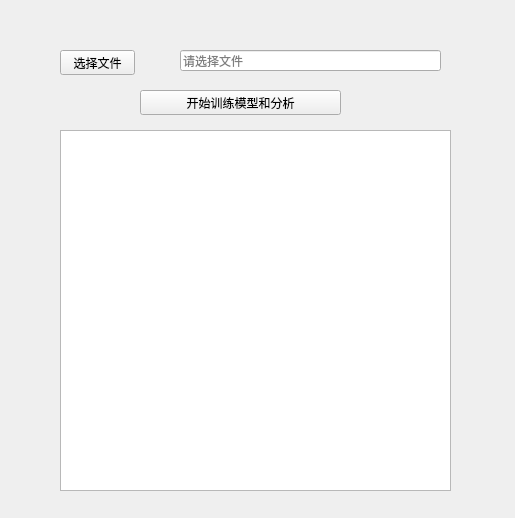
Above: ui/main.ui from J0nathan-fang/transport before the change. Below: the same form after it.
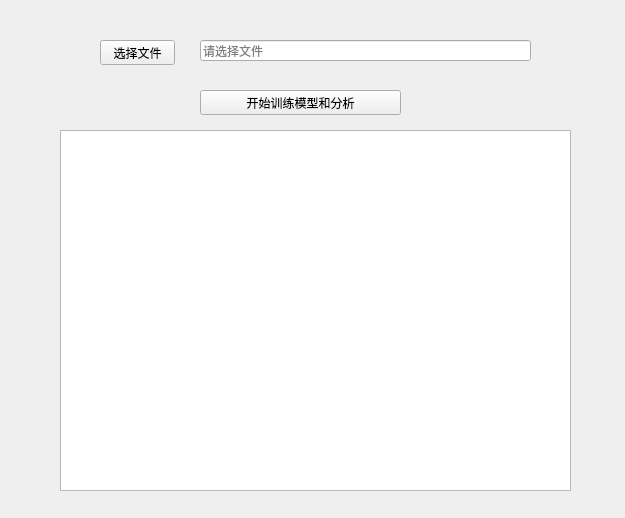
That is the form after the change.

Diff of the .ui file:
```diff
--- a/ui/main.ui
+++ b/ui/main.ui
@@ -6,7 +6,7 @@
    <rect>
     <x>0</x>
     <y>0</y>
-    <width>515</width>
+    <width>625</width>
     <height>518</height>
    </rect>
   </property>
@@ -16,7 +16,7 @@
   <widget class="QPushButton" name="btn_analyze">
    <property name="geometry">
     <rect>
-     <x>140</x>
+     <x>200</x>
      <y>90</y>
      <width>201</width>
      <height>25</height>
@@ -31,7 +31,7 @@
     <rect>
      <x>60</x>
      <y>130</y>
-     <width>391</width>
+     <width>511</width>
      <height>361</height>
     </rect>
    </property>
@@ -44,8 +44,8 @@
   <widget class="QPushButton" name="btn_import">
    <property name="geometry">
     <rect>
-     <x>60</x>
-     <y>50</y>
+     <x>100</x>
+     <y>40</y>
      <width>75</width>
      <height>25</height>
     </rect>
@@ -57,9 +57,9 @@
   <widget class="QLineEdit" name="line_file_path">
    <property name="geometry">
     <rect>
-     <x>180</x>
-     <y>50</y>
-     <width>261</width>
+     <x>200</x>
+     <y>40</y>
+     <width>331</width>
      <height>21</height>
     </rect>
    </property>
```
